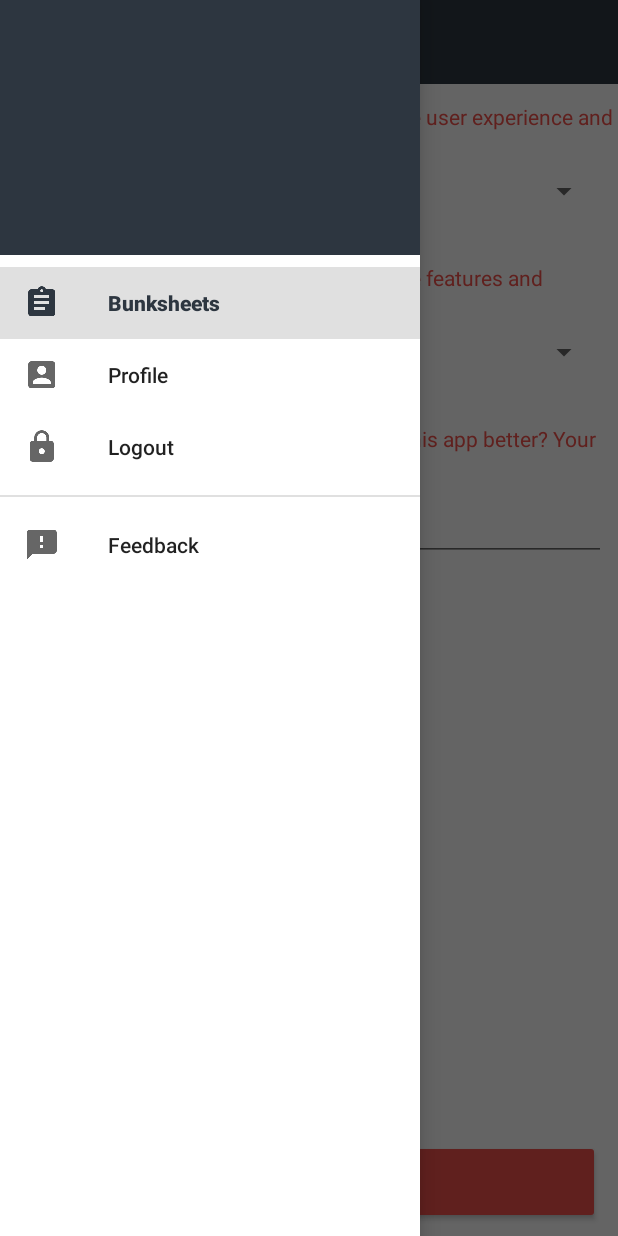
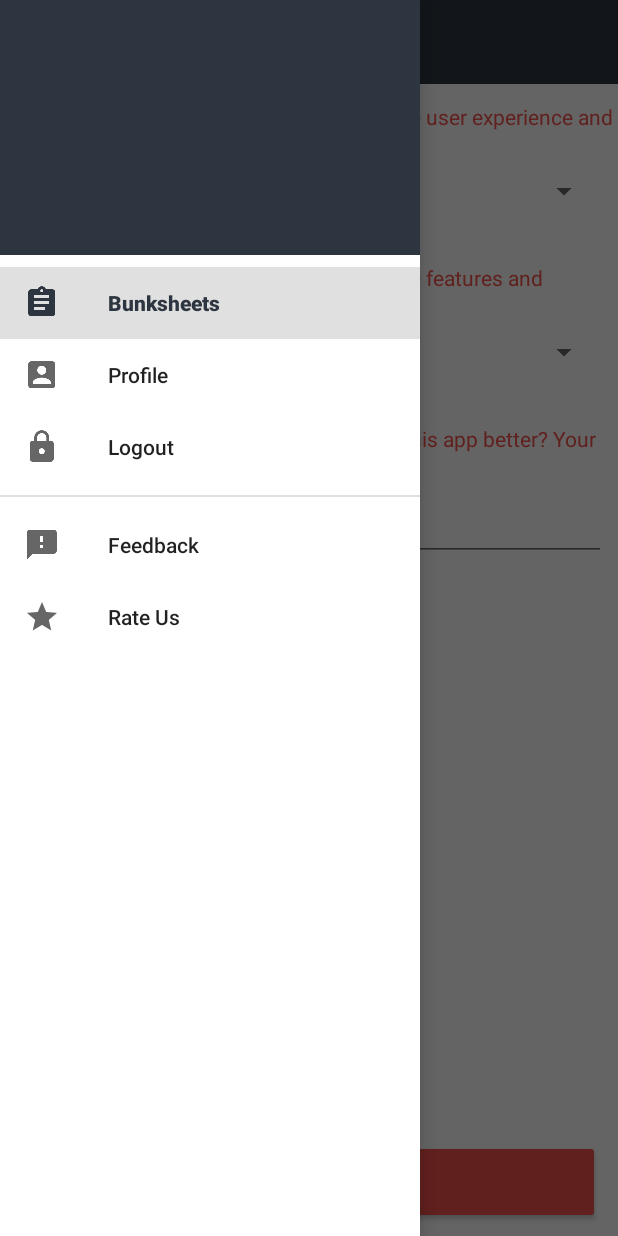
Before and after one commit to yashshah7197/bunksheet-management-system, an Android app: the fragment FeedbackFragment placed in its activity, with the side drawer open, on a phone screen of 412 x 824 dp. Run offline under Robolectric (Android 15) with nearby library versions, the phone set to English and light mode, and no system bars; our stand-ins replace Firebase (no records; nobody signed in at launch, a user with empty details on screens opened directly); 1 statement that could not run was skipped.

Commit message:
Add 'Rate Us' navigation menu item

```diff
--- a/app/src/main/res/menu/menu_drawer.xml
+++ b/app/src/main/res/menu/menu_drawer.xml
@@ -38,5 +38,10 @@
             android:id="@+id/navigation_feedback"
             android:icon="@drawable/ic_feedback_black_24dp"
             android:title="@string/feedback"/>
+
+        <item
+            android:id="@+id/navigation_rate_us"
+            android:icon="@drawable/ic_star_black_24dp"
+            android:title="@string/rate_us"/>
     </group>
 </menu>
--- a/app/src/main/res/values/strings.xml
+++ b/app/src/main/res/values/strings.xml
@@ -190,4 +190,5 @@
         saved locally and will be synced once your device regains internet connectivity.
         Thank you for your valuable feedback!</string>
     <string name="feedback_submit_failed">Failed to send feedback! Please try again! :(</string>
+    <string name="rate_us">Rate Us</string>
 </resources>
```
Also changed, not shown: app/src/main/java/io/yashshah/bunksheetmanagementsystem/MainActivity.java (+11 -0 lines), app/src/main/res/drawable-hdpi/ic_star_black_24dp.png (added), app/src/main/res/drawable-mdpi/ic_star_black_24dp.png (added), app/src/main/res/drawable-xhdpi/ic_star_black_24dp.png (added), app/src/main/res/drawable-xxhdpi/ic_star_black_24dp.png (added), app/src/main/res/drawable-xxxhdpi/ic_star_black_24dp.png (added).
